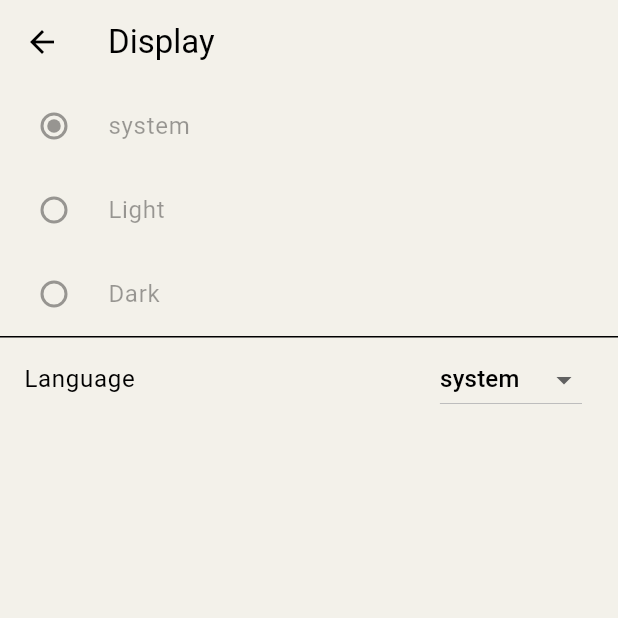
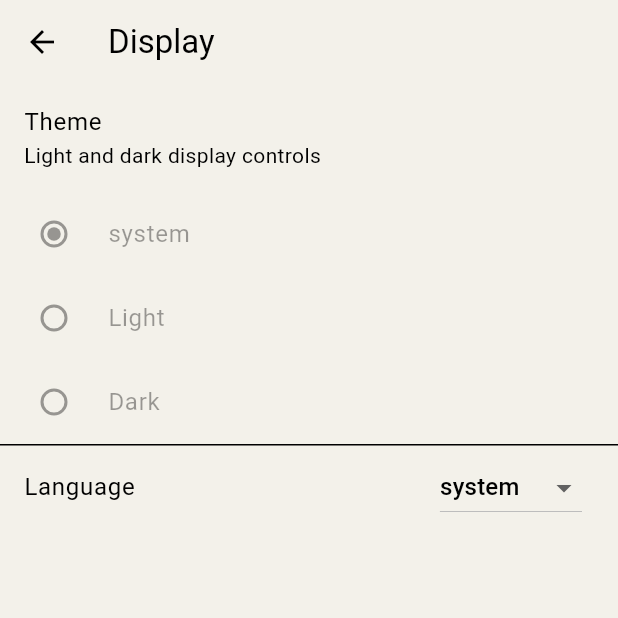
Before and after one commit to bravo-nineteen/Airsoft-App, a Flutter app: the DisplaySettingsScreen screen opened directly, on a phone screen of 412 x 824 dp, the top half of it. Run offline on Flutter 3.47's test engine with Material 3 defaults, Android fonts, the phone set to English and light mode, and no system bars; our stand-ins replace extended_image, firebase_core, firebase_messaging, flutter_map, image_cropper, image_picker and 3 more; accounts and stored records are empty; network calls fail.

Commit message:
Improve display and logout settings UX labels
Agent-Logs-Url: https://github.com/bravo-nineteen/Airsoft-App/sessions/0bb6b1d3-80eb-474b-a8f5-8533bf856ba8

Co-authored-by: bravo-nineteen <224988723+bravo-nineteen@users.noreply.github.com>

```diff
--- a/lib/features/settings/display_settings_screen.dart
+++ b/lib/features/settings/display_settings_screen.dart
@@ -26,6 +26,10 @@ class DisplaySettingsScreen extends StatelessWidget {
       appBar: AppBar(title: Text(l10n.t('display'))),
       body: ListView(
         children: [
+          ListTile(
+            title: Text(l10n.t('theme')),
+            subtitle: Text(l10n.t('lightDarkControls')),
+          ),
           RadioListTile<ThemeMode>(
             title: Text(l10n.t('system')),
             value: ThemeMode.system,
--- a/lib/features/settings/settings_screen.dart
+++ b/lib/features/settings/settings_screen.dart
@@ -41,6 +41,7 @@ class SettingsScreen extends StatelessWidget {
       context: context,
       builder: (dialogContext) {
         return AlertDialog(
+          title: Text(l10n.t('logout')),
           content: Text(l10n.t('logoutConfirmMessage')),
           actions: [
             TextButton(
```
